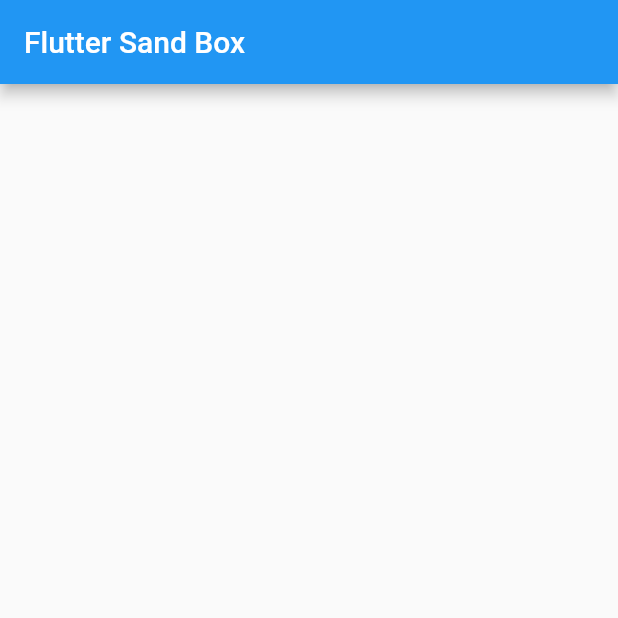
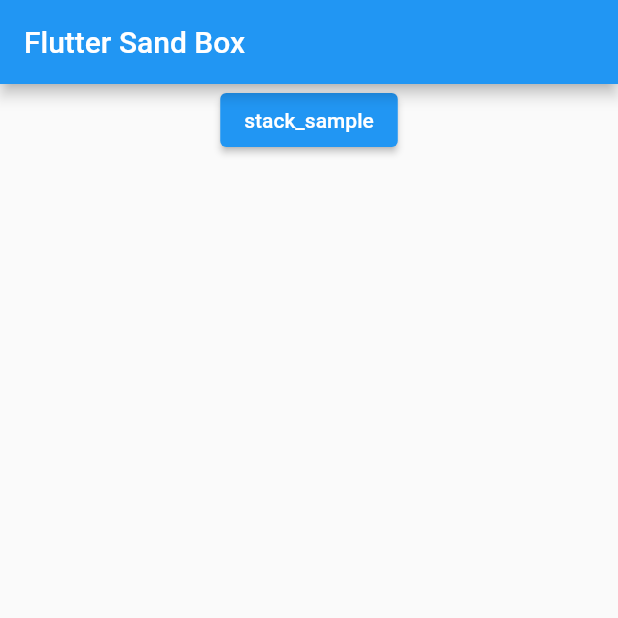
Before and after one commit to nozomi-koborinai/flutter-sandbox, a Flutter app: the screen it shows after launch, on a phone screen of 412 x 824 dp, the top half of it. Run offline on Flutter 3.47's test engine with Material 2 defaults, Android fonts, the phone set to English and light mode, and no system bars; our stand-ins replace firebase_core; accounts and stored records are empty.

Commit message:
feat: 🎸 今後複数のサンプルを作ることを想定してトップページを作成した

```diff
--- a/lib/main.dart
+++ b/lib/main.dart
@@ -1,6 +1,7 @@
 import 'package:firebase_core/firebase_core.dart';
 import 'package:flutter/material.dart';
 import 'package:flutter_sandbox/firebase_options.dart';
+import 'package:flutter_sandbox/samples/home.dart';
 import 'package:flutter_sandbox/samples/stack/stack_sample.dart';
 
 void main() async {
@@ -22,21 +23,7 @@
       theme: ThemeData(
         primarySwatch: Colors.blue,
       ),
-      home: const MyHomePage(title: 'Flutter Sand Box'),
+      home: const HomePage(),
     );
   }
 }
-
-class MyHomePage extends StatelessWidget {
-  const MyHomePage({super.key, required this.title});
-  final String title;
-
-  @override
-  Widget build(BuildContext context) {
-    return Scaffold(
-        appBar: AppBar(
-          title: Text(title),
-        ),
-        body: const Center(child: StackSample()));
-  }
-}
--- /dev/null
+++ b/lib/samples/home.dart
@@ -0,0 +1,36 @@
+import 'package:flutter/material.dart';
+import 'package:flutter_sandbox/samples/stack/stack_sample.dart';
+
+class HomePage extends StatelessWidget {
+  const HomePage({super.key});
+
+  @override
+  Widget build(BuildContext context) {
+    return Scaffold(
+      appBar: AppBar(
+        title: const Text('Flutter Sand Box'),
+      ),
+      body: Center(
+        child: Column(
+          children: [
+            ElevatedButton(
+              child: const Text('stack_sample'),
+              onPressed: () => _onPressed(context),
+            )
+          ],
+        ),
+      ),
+    );
+  }
+}
+
+Future<void> _onPressed(BuildContext context) async {
+  // （1） 指定した画面に遷移する
+  Navigator.push(
+    context,
+    MaterialPageRoute(
+      // （2） 実際に表示するページ(ウィジェット)を指定する
+      builder: (context) => const StackSample(),
+    ),
+  );
+}
```
